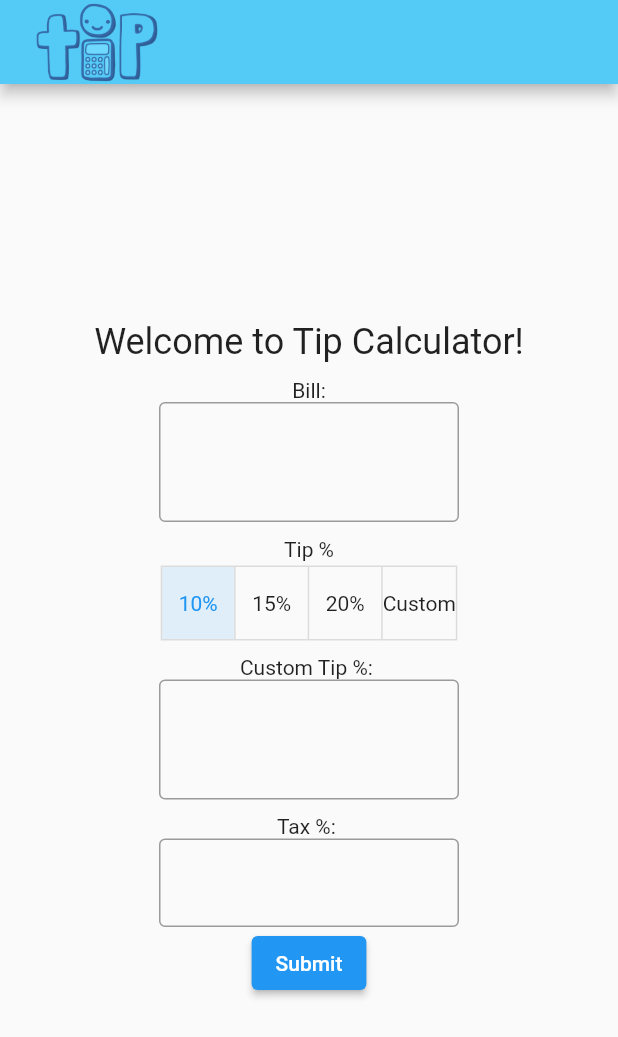
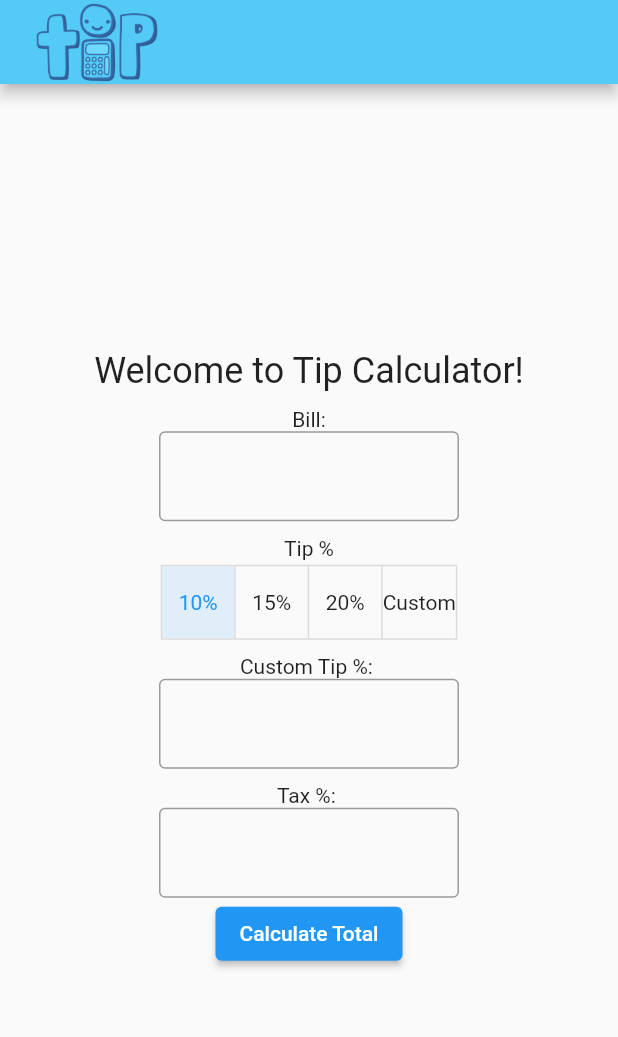
Before and after one commit to Bronx-Science/project-special-calculator-team-tip, a Flutter app: the screen it shows after launch, on a phone screen of 412 x 824 dp. Shown: the top 1037 px of the screen. Run offline on Flutter 3.47's test engine with Material 2 defaults, Android fonts, the phone set to English and light mode, and no system bars.

Commit message:
Update main.dart

```diff
--- a/tip_calculator/lib/main.dart
+++ b/tip_calculator/lib/main.dart
@@ -77,7 +77,8 @@ class _MyFormState extends State<MyForm> {
                       //Adds a Border
                       border: OutlineInputBorder()),
                   style: const TextStyle(
-                      fontSize: 20, height: 2, color: Colors.black),
+                      fontSize: 20, height: 1, color: Colors.black),
+                  textAlign: TextAlign.center,
                   validator: (String? value) {
                     //Check if Field is Blank
                     if (value == null ||
@@ -114,7 +115,8 @@ class _MyFormState extends State<MyForm> {
                     //Adds a Border
                     border: OutlineInputBorder()),
                 style: const TextStyle(
-                    fontSize: 20, height: 2, color: Colors.black),
+                    fontSize: 20, height: 1, color: Colors.black),
+                textAlign: TextAlign.center,
                 validator: (String? value) {
                   //Check if Field is Blank
                   if (selection[3] == true &&
@@ -137,6 +139,9 @@ class _MyFormState extends State<MyForm> {
                   decoration: const InputDecoration(
                       //Adds a Border
                       border: OutlineInputBorder()),
+                  style: const TextStyle(
+                      fontSize: 20, height: 1, color: Colors.black),
+                  textAlign: TextAlign.center,
                   validator: (String? value) {
                     //Check if Field is Blank
                     if (value == null ||
@@ -158,7 +163,7 @@ class _MyFormState extends State<MyForm> {
                   calculateTotal();
                 }
               },
-              child: const Text('Submit'),
+              child: const Text('Calculate Total'),
             )),
             if (total !=
                 '0.00') // Check if 'tip' is not '0.00' before displaying
@@ -166,7 +171,7 @@ class _MyFormState extends State<MyForm> {
                 padding: const EdgeInsets.all(20),
                 child: Text(
                   total, // Show the '$' symbol here
-                  style: const TextStyle(fontSize: 30),
+                  style: const TextStyle(fontSize: 35),
                 ),
               ),
           ],
```
